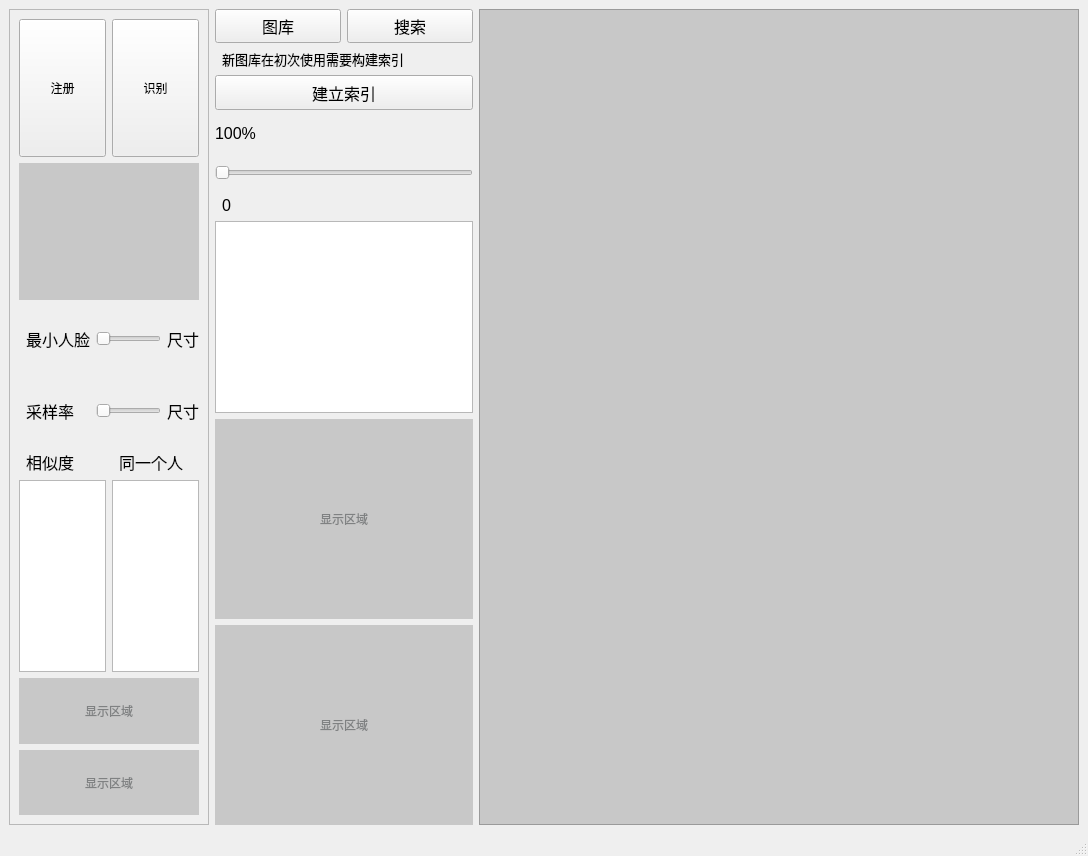
First picture: the form in CocsoFace/mainwindow.ui, repository ai-face/SeetaFaceLib, before the edit.
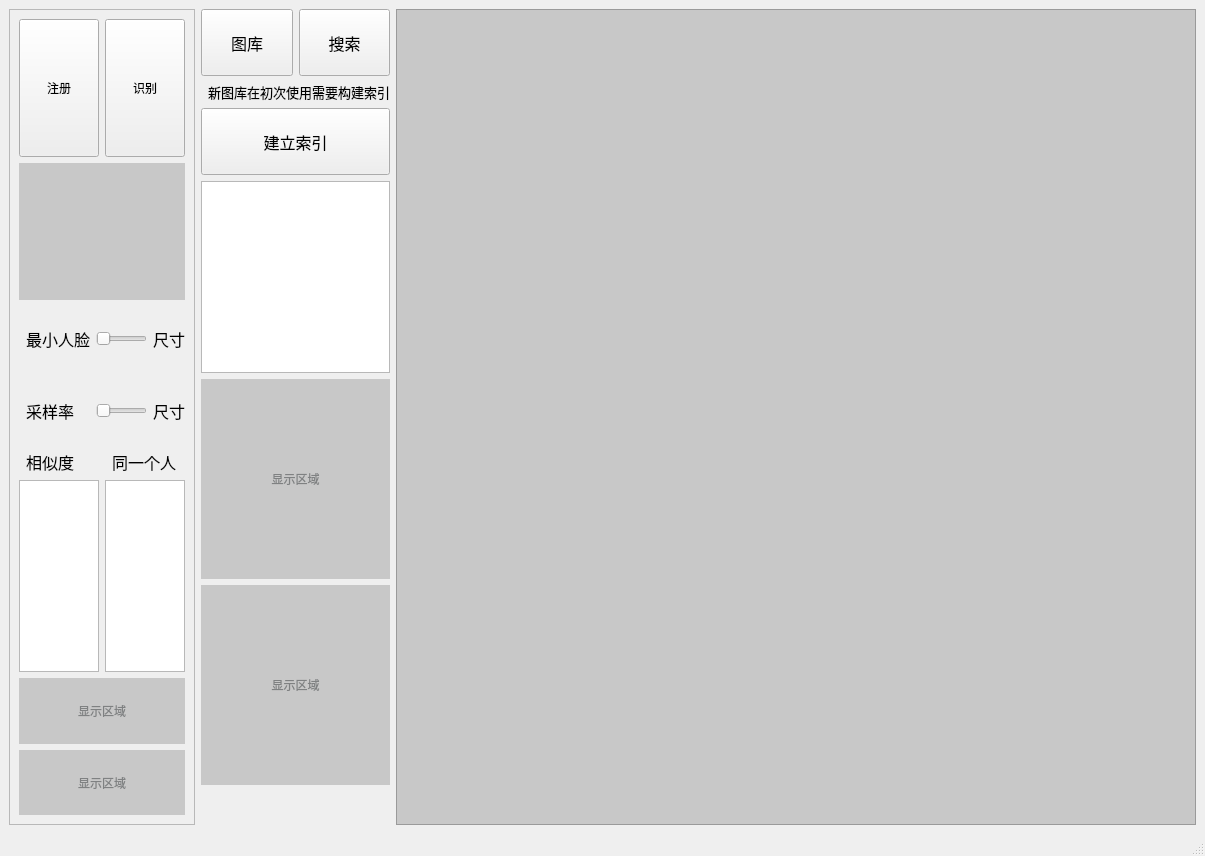
Second picture: the form after the edit. Icons and pictures are not drawn.

What changed in the file:
```diff
--- a/CocsoFace/mainwindow.ui
+++ b/CocsoFace/mainwindow.ui
@@ -548,81 +548,6 @@
         </property>
        </widget>
       </item>
-      <item>
-       <widget class="QLabel" name="culrrentRadius_2">
-        <property name="sizePolicy">
-         <sizepolicy hsizetype="Expanding" vsizetype="Expanding">
-          <horstretch>0</horstretch>
-          <verstretch>0</verstretch>
-         </sizepolicy>
-        </property>
-        <property name="font">
-         <font>
-          <pointsize>12</pointsize>
-         </font>
-        </property>
-        <property name="text">
-         <string>100%</string>
-        </property>
-       </widget>
-      </item>
-      <item>
-       <widget class="QSlider" name="rMaxHorizontalSlider_2">
-        <property name="sizePolicy">
-         <sizepolicy hsizetype="Expanding" vsizetype="Expanding">
-          <horstretch>0</horstretch>
-          <verstretch>0</verstretch>
-         </sizepolicy>
-        </property>
-        <property name="font">
-         <font>
-          <pointsize>10</pointsize>
-         </font>
-        </property>
-        <property name="toolTipDuration">
-         <number>-2</number>
-        </property>
-        <property name="autoFillBackground">
-         <bool>false</bool>
-        </property>
-        <property name="minimum">
-         <number>20</number>
-        </property>
-        <property name="maximum">
-         <number>100</number>
-        </property>
-        <property name="orientation">
-         <enum>Qt::Horizontal</enum>
-        </property>
-        <property name="invertedAppearance">
-         <bool>false</bool>
-        </property>
-        <property name="invertedControls">
-         <bool>false</bool>
-        </property>
-       </widget>
-      </item>
-      <item>
-       <widget class="QLabel" name="radiusMax_4">
-        <property name="font">
-         <font>
-          <pointsize>12</pointsize>
-         </font>
-        </property>
-        <property name="layoutDirection">
-         <enum>Qt::LeftToRight</enum>
-        </property>
-        <property name="text">
-         <string>0</string>
-        </property>
-        <property name="alignment">
-         <set>Qt::AlignLeading|Qt::AlignLeft|Qt::AlignVCenter</set>
-        </property>
-        <property name="indent">
-         <number>7</number>
-        </property>
-       </widget>
-      </item>
       <item>
        <widget class="QListView" name="listView">
         <property name="font">
@@ -697,6 +622,19 @@
           </property>
          </widget>
         </item>
+        <item>
+         <spacer name="verticalSpacer">
+          <property name="orientation">
+           <enum>Qt::Vertical</enum>
+          </property>
+          <property name="sizeHint" stdset="0">
+           <size>
+            <width>20</width>
+            <height>40</height>
+           </size>
+          </property>
+         </spacer>
+        </item>
        </layout>
       </item>
      </layout>
@@ -705,7 +643,7 @@
      <widget class="QScrollArea" name="scrlArea">
       <property name="minimumSize">
        <size>
-        <width>600</width>
+        <width>800</width>
         <height>0</height>
        </size>
       </property>
@@ -730,7 +668,7 @@
         <rect>
          <x>0</x>
          <y>0</y>
-         <width>598</width>
+         <width>798</width>
          <height>792</height>
         </rect>
        </property>
```
